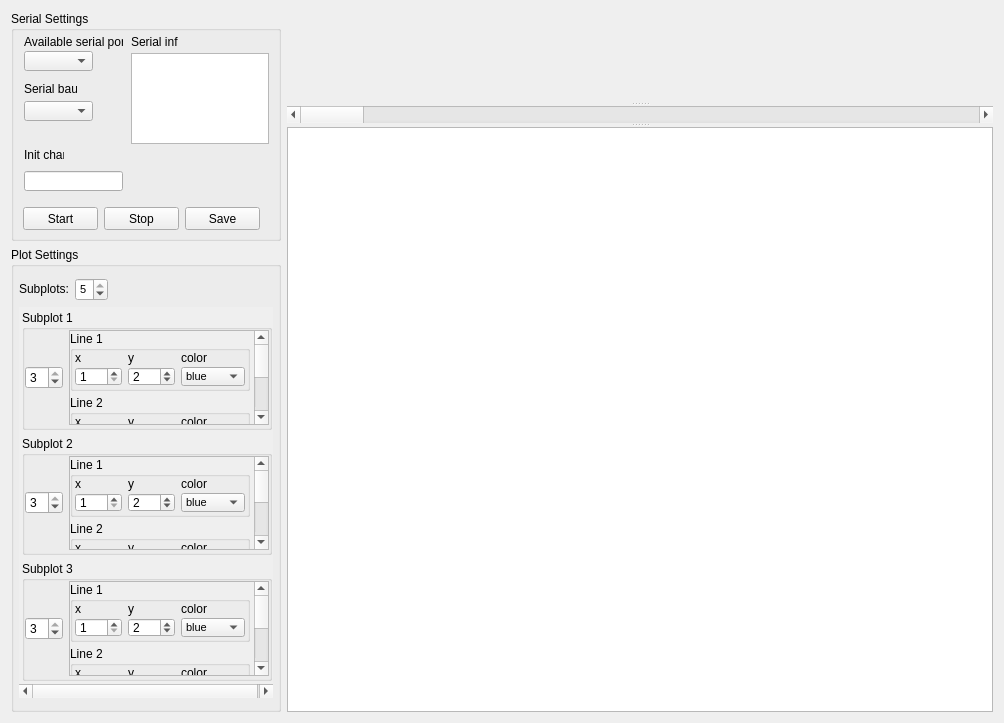
Qt form widget.ui (UniTN-Mechatronics/QTSerialPlot) before a commit.
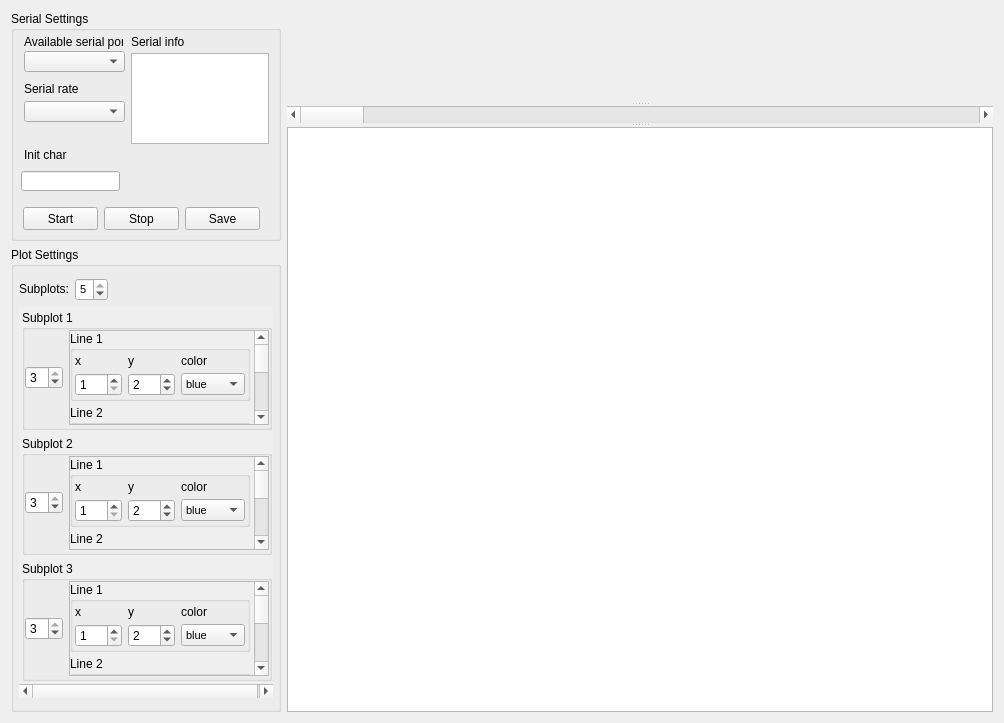
The same form after that commit. Custom widgets are drawn as their Qt base class.

Commit message: Fixed some control sizes in Mac

```diff
--- a/widget.ui
+++ b/widget.ui
@@ -81,7 +81,7 @@
        <widget class="QLineEdit" name="Initchar_lineEdit">
         <property name="geometry">
          <rect>
-          <x>13</x>
+          <x>10</x>
           <y>160</y>
           <width>99</width>
           <height>20</height>
@@ -93,7 +93,7 @@
          <rect>
           <x>13</x>
           <y>136</y>
-          <width>40</width>
+          <width>101</width>
           <height>16</height>
          </rect>
         </property>
@@ -106,8 +106,8 @@
          <rect>
           <x>13</x>
           <y>40</y>
-          <width>69</width>
-          <height>20</height>
+          <width>101</width>
+          <height>21</height>
          </rect>
         </property>
        </widget>
@@ -129,12 +129,12 @@
          <rect>
           <x>13</x>
           <y>70</y>
-          <width>53</width>
+          <width>91</width>
           <height>16</height>
          </rect>
         </property>
         <property name="text">
-         <string>Serial baud</string>
+         <string>Serial rate</string>
         </property>
        </widget>
        <widget class="QComboBox" name="Serialbaud_comboBox">
@@ -142,8 +142,8 @@
          <rect>
           <x>13</x>
           <y>90</y>
-          <width>69</width>
-          <height>20</height>
+          <width>101</width>
+          <height>21</height>
          </rect>
         </property>
        </widget>
@@ -162,7 +162,7 @@
          <rect>
           <x>120</x>
           <y>23</y>
-          <width>47</width>
+          <width>131</width>
           <height>16</height>
          </rect>
         </property>
@@ -286,8 +286,8 @@
             <rect>
              <x>0</x>
              <y>0</y>
-             <width>258</width>
-             <height>406</height>
+             <width>256</width>
+             <height>390</height>
             </rect>
            </property>
            <layout class="QVBoxLayout" name="verticalLayout_6">
@@ -380,8 +380,8 @@
                    <rect>
                     <x>0</x>
                     <y>0</y>
-                    <width>181</width>
-                    <height>188</height>
+                    <width>198</width>
+                    <height>208</height>
                    </rect>
                   </property>
                   <layout class="QVBoxLayout" name="verticalLayout_3">
@@ -411,13 +411,13 @@
                      <property name="minimumSize">
                       <size>
                        <width>180</width>
-                       <height>60</height>
+                       <height>70</height>
                       </size>
                      </property>
                      <property name="maximumSize">
                       <size>
                        <width>180</width>
-                       <height>60</height>
+                       <height>70</height>
                       </size>
                      </property>
                      <property name="title">
@@ -570,13 +570,13 @@
                      <property name="minimumSize">
                       <size>
                        <width>180</width>
-                       <height>60</height>
+                       <height>70</height>
                       </size>
                      </property>
                      <property name="maximumSize">
                       <size>
                        <width>180</width>
-                       <height>60</height>
+                       <height>70</height>
                       </size>
                      </property>
                      <property name="title">
@@ -729,13 +729,13 @@
                      <property name="minimumSize">
                       <size>
                        <width>180</width>
-                       <height>60</height>
+                       <height>70</height>
                       </size>
                      </property>
                      <property name="maximumSize">
                       <size>
                        <width>180</width>
-                       <height>60</height>
+                       <height>70</height>
                       </size>
                      </property>
                      <property name="title">
@@ -958,8 +958,8 @@
                    <rect>
                     <x>0</x>
                     <y>0</y>
-                    <width>181</width>
-                    <height>188</height>
+                    <width>198</width>
+                    <height>208</height>
                    </rect>
                   </property>
                   <layout class="QVBoxLayout" name="verticalLayout_4">
@@ -989,13 +989,13 @@
                      <property name="minimumSize">
                       <size>
                        <width>180</width>
-                       <height>60</height>
+                       <height>70</height>
                       </size>
                      </property>
                      <property name="maximumSize">
                       <size>
                        <width>180</width>
-                       <height>60</height>
+                       <height>70</height>
                       </size>
                      </property>
                      <property name="title">
@@ -1148,13 +1148,13 @@
                      <property name="minimumSize">
                       <size>
                        <width>180</width>
-                       <height>60</height>
+                       <height>70</height>
                       </size>
                      </property>
                      <property name="maximumSize">
                       <size>
                        <width>180</width>
-                       <height>60</height>
+                       <height>70</height>
                       </size>
                      </property>
                      <property name="title">
@@ -1307,13 +1307,13 @@
                      <property name="minimumSize">
                       <size>
                        <width>180</width>
-                       <height>60</height>
+                       <height>70</height>
                       </size>
                      </property>
                      <property name="maximumSize">
                       <size>
                        <width>180</width>
-                       <height>60</height>
+                       <height>70</height>
                       </size>
                      </property>
                      <property name="title">
@@ -1536,8 +1536,8 @@
                    <rect>
                     <x>0</x>
                     <y>0</y>
-                    <width>181</width>
-                    <height>188</height>
+                    <width>198</width>
+                    <height>208</height>
                    </rect>
                   </property>
                   <layout class="QVBoxLayout" name="verticalLayout_5">
@@ -1567,13 +1567,13 @@
                      <property name="minimumSize">
                       <size>
                        <width>180</width>
-                       <height>60</height>
+                       <height>70</height>
                       </size>
                      </property>
                      <property name="maximumSize">
                       <size>
                        <width>180</width>
-                       <height>60</height>
+                       <height>70</height>
                       </size>
                      </property>
                      <property name="title">
@@ -1726,13 +1726,13 @@
                      <property name="minimumSize">
                       <size>
                        <width>180</width>
-                       <height>60</height>
+                       <height>70</height>
                       </size>
                      </property>
                      <property name="maximumSize">
                       <size>
                        <width>180</width>
-                       <height>60</height>
+                       <height>70</height>
                       </size>
                      </property>
                      <property name="title">
@@ -1885,13 +1885,13 @@
                      <property name="minimumSize">
                       <size>
                        <width>180</width>
-                       <height>60</height>
+                       <height>70</height>
                       </size>
                      </property>
                      <property name="maximumSize">
                       <size>
                        <width>180</width>
-                       <height>60</height>
+                       <height>70</height>
                       </size>
                      </property>
                      <property name="title">
```
